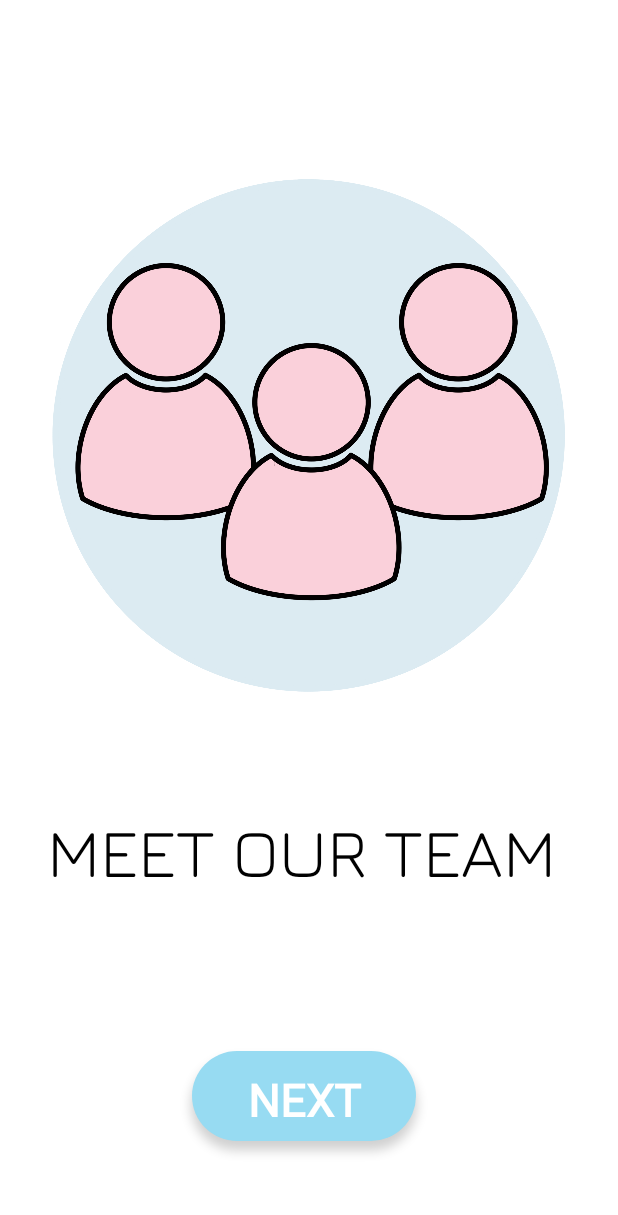
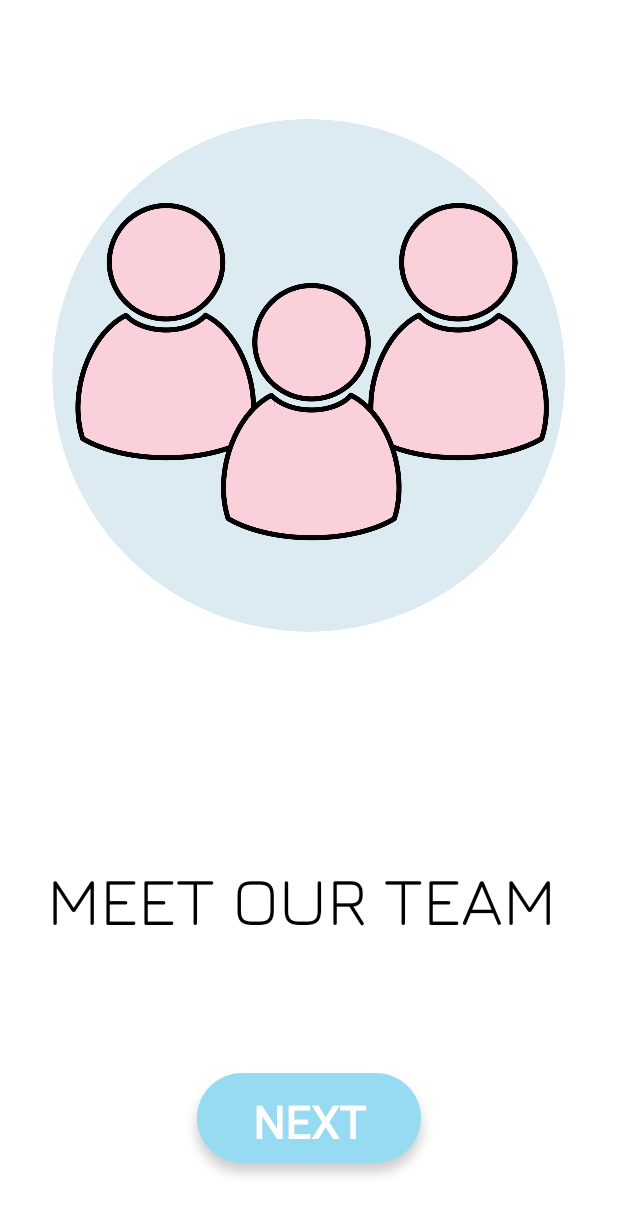
Before and after one commit to mpasko90/GroupApplication, an Android app: the screen it shows after launch (FirstActivity), on a phone screen of 412 x 824 dp. Shown: the top 1215 px of the screen. Run offline under Robolectric (Android 15) with nearby library versions, the phone set to English and light mode, and no system bars.

Commit message:
firstscreen ustawionylayout

```diff
--- a/app/src/main/res/layout/activity_first.xml
+++ b/app/src/main/res/layout/activity_first.xml
@@ -11,11 +11,11 @@
         android:id="@+id/teamImg"
         android:layout_width="394dp"
         android:layout_height="381dp"
-        android:layout_marginTop="80dp"
+        android:layout_marginTop="40dp"
         android:contentDescription="@string/strHello"
         app:layout_constraintBottom_toTopOf="@+id/ourTeam"
         app:layout_constraintEnd_toEndOf="parent"
-        app:layout_constraintHorizontal_bias="0.491"
+        app:layout_constraintHorizontal_bias="0.47"
         app:layout_constraintStart_toStartOf="parent"
         app:layout_constraintTop_toTopOf="parent"
         app:layout_constraintVertical_bias="0.0"
@@ -35,8 +35,8 @@
         app:layout_constraintEnd_toEndOf="parent"
         app:layout_constraintHorizontal_bias="0.38"
         app:layout_constraintStart_toStartOf="parent"
-        app:layout_constraintTop_toTopOf="parent"
-        app:layout_constraintVertical_bias="0.701" />
+        app:layout_constraintTop_toTopOf="@id/teamImg"
+        app:layout_constraintVertical_bias="0.73" />
 
     <androidx.constraintlayout.widget.ConstraintLayout
         android:id="@+id/nextBtn1"
@@ -46,10 +46,10 @@
         android:elevation="4dp"
         app:layout_constraintBottom_toBottomOf="parent"
         app:layout_constraintEnd_toEndOf="@+id/teamImg"
-        app:layout_constraintHorizontal_bias="0.489"
+        app:layout_constraintHorizontal_bias="0.502"
         app:layout_constraintStart_toStartOf="@+id/teamImg"
         app:layout_constraintTop_toBottomOf="@+id/ourTeam"
-        app:layout_constraintVertical_bias="0.615">
+        app:layout_constraintVertical_bias="0.632">
 
         <TextView
             android:id="@+id/textNext"
```
